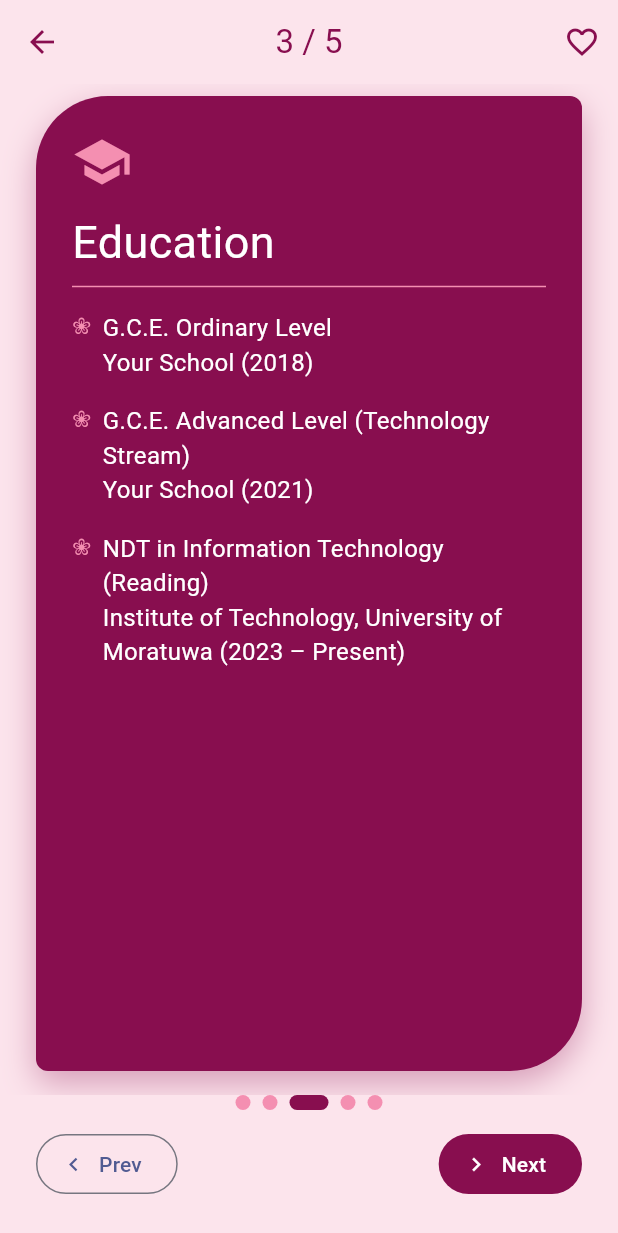
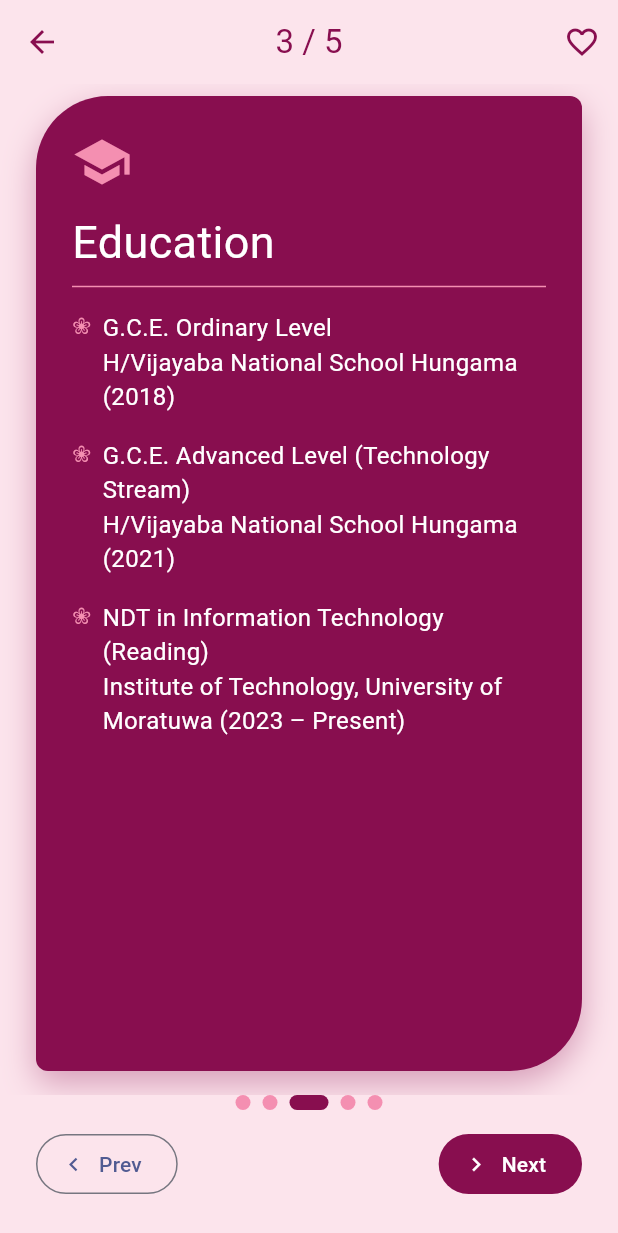
Before and after one commit to Nilanga7/Group-Profile-App, a Flutter app: the SahanScreen screen opened directly, swiped to page 3, on a phone screen of 412 x 824 dp. Shown: the top 1233 px of the screen. Run offline on Flutter 3.47's test engine with Material 3 defaults, Android fonts, the phone set to English and light mode, and no system bars; our stand-ins replace firebase_auth, firebase_core; accounts and stored records are empty; Roboto replaces fonts that are missing (casual, cursive).

Commit message:
Update sahan.dart

```diff
--- a/lib/members/sahan.dart
+++ b/lib/members/sahan.dart
@@ -14,12 +14,12 @@ const sahan = Member(
   qualifications: [
     Qualification(
       title: 'G.C.E. Ordinary Level',
-      place: 'Your School',
+      place: 'H/Vijayaba National School Hungama',
       year: '2018',
     ),
     Qualification(
       title: 'G.C.E. Advanced Level (Technology Stream)',
-      place: 'Your School',
+      place: 'H/Vijayaba National School Hungama',
       year: '2021',
     ),
     Qualification(
```
